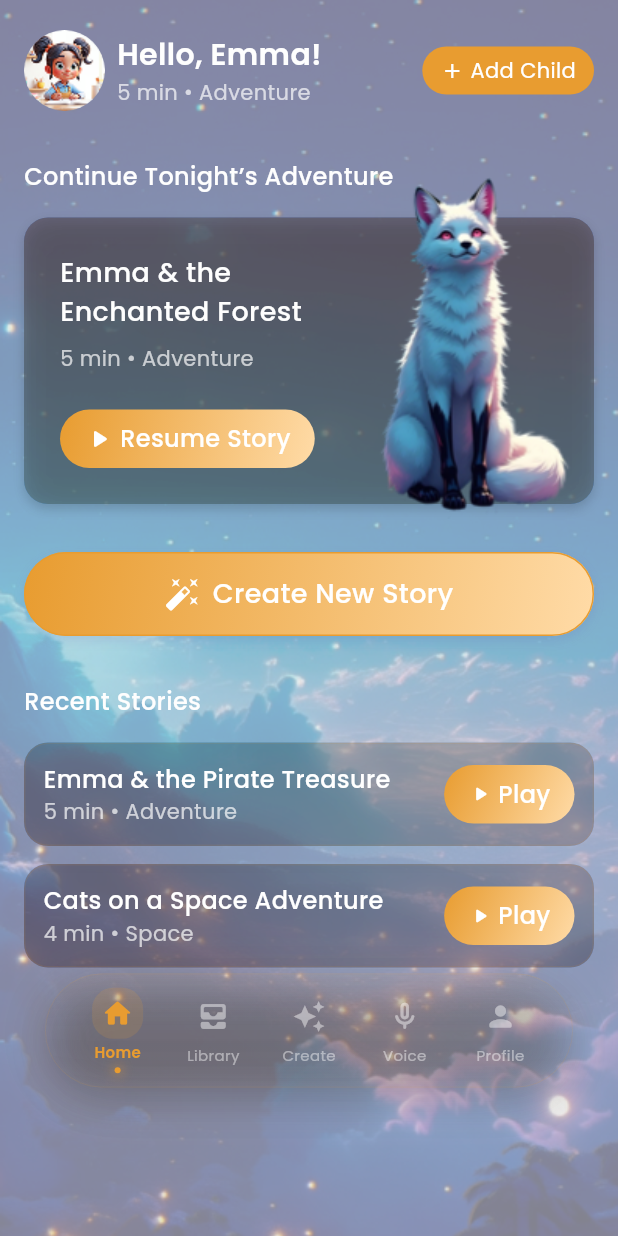
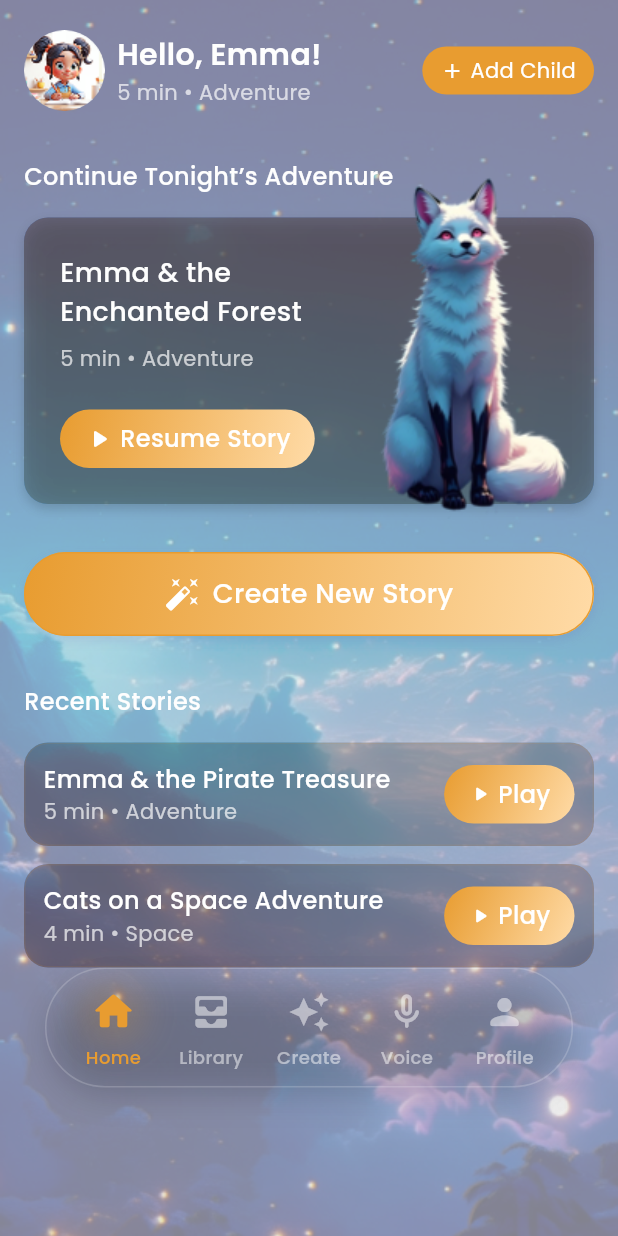
Before and after one commit to Shimulraj0/wonderland, a Flutter app: the HomeScreen screen opened directly, on a phone screen of 412 x 824 dp. Run offline on Flutter 3.47's test engine with Material 3 defaults, Android fonts, the phone set to English and light mode, and no system bars; our stand-ins replace flutter_riverpod, google_fonts, pinput; missing offline and left inert: adaptive_platform_ui; statements that could not run were skipped.

Commit message:
refactor: update bottom navigation bar UI with enhanced animations and refined styling

```diff
--- a/lib/presentation/home/home_screen.dart
+++ b/lib/presentation/home/home_screen.dart
@@ -13,7 +13,7 @@ class HomeScreen extends StatefulWidget {
   State<HomeScreen> createState() => _HomeScreenState();
 }
 
-class _HomeScreenState extends State<HomeScreen> {
+class _HomeScreenState extends State<HomeScreen> with TickerProviderStateMixin {
   int _currentIndex = 0;
 
   @override
@@ -388,18 +388,11 @@ class _HomeScreenState extends State<HomeScreen> {
       decoration: BoxDecoration(
         borderRadius: BorderRadius.circular(99),
         boxShadow: [
-          // Primary depth shadow
           BoxShadow(
-            color: Colors.black.withValues(alpha: 0.25),
-            blurRadius: 24,
-            offset: const Offset(0, 10),
+            color: Colors.black.withValues(alpha: 0.2),
+            blurRadius: 20,
+            offset: const Offset(0, 8),
             spreadRadius: -4,
-          ),
-          // Subtle brand glow
-          BoxShadow(
-            color: const Color(0xFFE89C30).withValues(alpha: 0.08),
-            blurRadius: 32,
-            offset: const Offset(0, 4),
           ),
         ],
       ),
@@ -407,27 +400,16 @@ class _HomeScreenState extends State<HomeScreen> {
         blurStyle: BlurStyle.systemThinMaterial,
         borderRadius: BorderRadius.circular(99),
         child: Container(
-          height: 76,
-          padding: const EdgeInsets.symmetric(horizontal: 16),
+          height: 80,
+          padding: const EdgeInsets.symmetric(horizontal: 12),
           decoration: BoxDecoration(
             borderRadius: BorderRadius.circular(99),
-            // Subtle brand-tinted overlay — doesn't fight with AdaptiveBlurView
-            gradient: LinearGradient(
-              begin: Alignment.topCenter,
-              end: Alignment.bottomCenter,
-              colors: [
-                const Color(0xFFE89C30).withValues(alpha: 0.06),
-                Colors.transparent,
-                const Color(0xFFE89C30).withValues(alpha: 0.03),
-              ],
-            ),
             border: Border.all(
-              color: const Color(0xFFE89C30).withValues(alpha: 0.15),
-              width: 0.5,
+              color: Colors.white.withValues(alpha: 0.18),
+              width: 1,
             ),
           ),
           child: Row(
-            mainAxisAlignment: MainAxisAlignment.spaceAround,
             children: [
               _buildNavItem(0, Icons.home_rounded, 'Home'),
               _buildNavItem(1, Icons.all_inbox_rounded, 'Library'),
@@ -443,65 +425,64 @@ class _HomeScreenState extends State<HomeScreen> {
 
   Widget _buildNavItem(int index, IconData icon, String label) {
     final isSelected = _currentIndex == index;
-    return GestureDetector(
+    const selectedColor = Color(0xFFE89C30);
+    final unselectedColor = Colors.white.withValues(alpha: 0.5);
+    const duration = Duration(milliseconds: 400);
+    const curve = Curves.easeOutCubic;
+
+    return Expanded(
+      child: GestureDetector(
         onTap: () => setState(() => _currentIndex = index),
         behavior: HitTestBehavior.opaque,
-      child: SizedBox(
-        width: 56,
-        child: Column(
+        child: TweenAnimationBuilder<double>(
+          tween: Tween<double>(end: isSelected ? 1.0 : 0.0),
+          duration: duration,
+          curve: curve,
+          builder: (context, value, _) {
+            final color = Color.lerp(unselectedColor, selectedColor, value)!;
+            final scale = 1.0 + (0.12 * value);
+            final glowOpacity = 0.18 * value;
+
+            return Column(
               mainAxisSize: MainAxisSize.min,
               children: [
-            AnimatedContainer(
-              duration: const Duration(milliseconds: 250),
-              curve: Curves.easeOutCubic,
-              padding: const EdgeInsets.all(6),
+                // Icon with glow backdrop + scale
+                Transform.scale(
+                  scale: scale,
+                  child: Stack(
+                    alignment: Alignment.center,
+                    children: [
+                      // Soft glow behind active icon
+                      Container(
+                        width: 36,
+                        height: 36,
                         decoration: BoxDecoration(
-                color: isSelected
-                    ? const Color(0xFFE89C30).withValues(alpha: 0.15)
-                    : Colors.transparent,
-                borderRadius: BorderRadius.circular(14),
+                          shape: BoxShape.circle,
+                          boxShadow: [
+                            BoxShadow(
+                              color: selectedColor.withValues(alpha: glowOpacity),
+                              blurRadius: 16,
+                              spreadRadius: 2,
                             ),
-              child: Icon(
-                icon,
-                color: isSelected
-                    ? const Color(0xFFE89C30)
-                    : Colors.white.withValues(alpha: 0.45),
-                size: 22,
+                          ],
                         ),
                       ),
-            const SizedBox(height: 2),
+                      Icon(icon, color: color, size: 28),
+                    ],
+                  ),
+                ),
+                const SizedBox(height: 4),
                 Text(
                   label,
                   style: GoogleFonts.poppins(
-                color: isSelected
-                    ? const Color(0xFFE89C30)
-                    : Colors.white.withValues(alpha: 0.45),
-                fontSize: 10,
-                fontWeight: isSelected ? FontWeight.w600 : FontWeight.w400,
-              ),
-            ),
-            // Active indicator dot
-            AnimatedContainer(
-              duration: const Duration(milliseconds: 300),
-              curve: Curves.easeOutCubic,
-              margin: const EdgeInsets.only(top: 3),
-              width: isSelected ? 4 : 0,
-              height: isSelected ? 4 : 0,
-              decoration: BoxDecoration(
-                color: const Color(0xFFE89C30),
-                shape: BoxShape.circle,
-                boxShadow: isSelected
-                    ? [
-                        BoxShadow(
-                          color: const Color(0xFFE89C30).withValues(alpha: 0.6),
-                          blurRadius: 6,
-                          spreadRadius: 1,
-                        ),
-                      ]
-                    : [],
+                    color: color,
+                    fontSize: 12,
+                    fontWeight: FontWeight.w500,
                   ),
                 ),
               ],
+            );
+          },
         ),
       ),
     );
```
Lines whose indentation alone changed are shown as unchanged.
